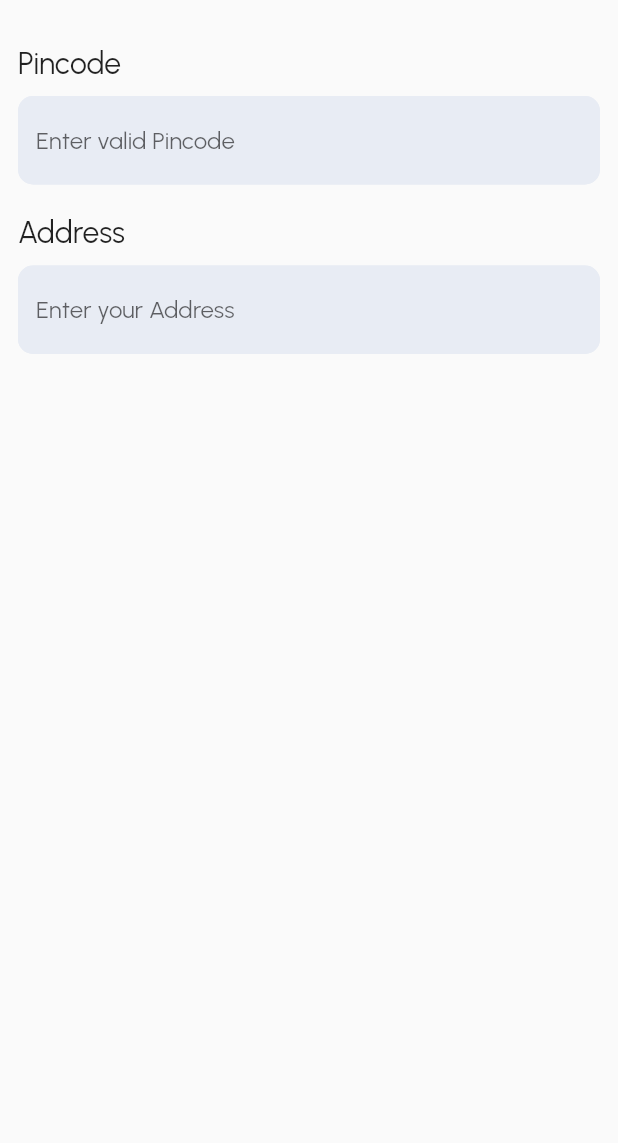
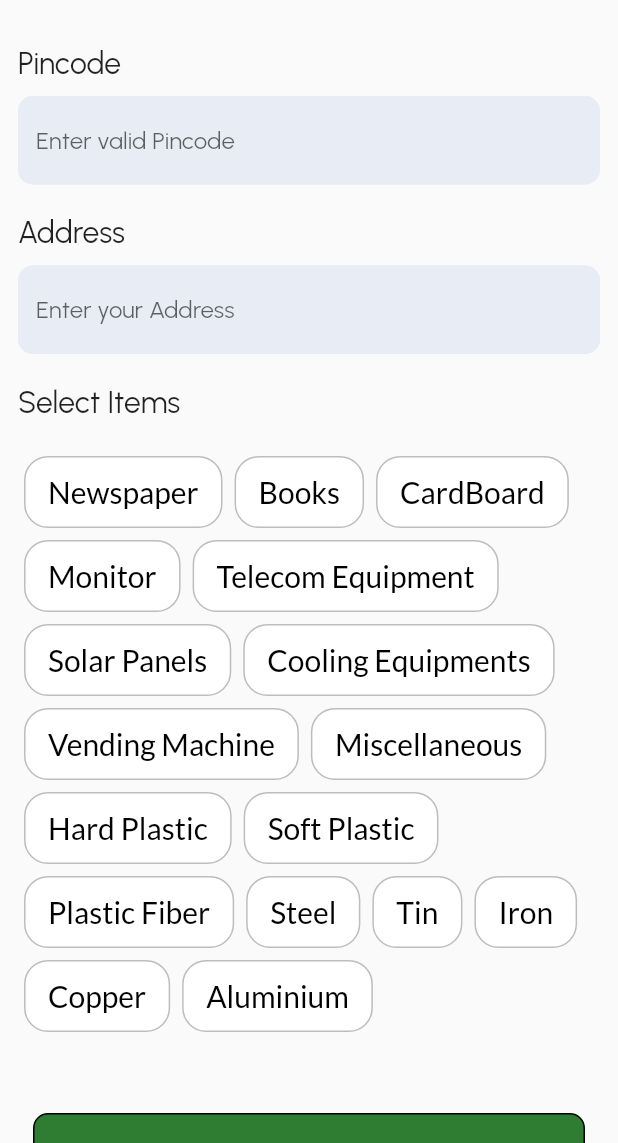
Before and after one commit to Ayan-Sharma-aks/CashTrash, a Flutter app: the PickUpRequest screen opened by its route, on a phone screen of 412 x 824 dp, the part 93-1236 px from its top. Run offline on Flutter 3.47's test engine with Material 2 defaults, Android fonts, the phone set to English and light mode, and no system bars; our stand-ins replace cloud_firestore, firebase_auth, firebase_core, google_fonts, google_sign_in, lottie; accounts and stored records are empty; network calls fail.

Commit message:
Yash's Fifth commit

```diff
--- a/lib/main.dart
+++ b/lib/main.dart
@@ -1,5 +1,6 @@
 import 'package:firebase_auth/firebase_auth.dart';
 import 'package:firebase_auth101/firebase_options.dart';
+import 'package:firebase_auth101/providers/order_provider.dart';
 import 'package:firebase_auth101/providers/signup_auth_provider.dart';
 import 'package:firebase_auth101/screens/dashboard_screens/dashboard.dart';
 import 'package:firebase_auth101/screens/dashboard_screens/pickup_req.dart';
@@ -27,6 +28,9 @@ class MyApp extends StatelessWidget {
   Widget build(BuildContext context) {
     return MultiProvider(
       providers: [
+        ChangeNotifierProvider(
+          create: (context) => OrderProvider(),
+        ),
         ChangeNotifierProvider(
           create: (context) => SignUpAuthProvider(),
         ),
--- a/lib/providers/signup_auth_provider.dart
+++ b/lib/providers/signup_auth_provider.dart
@@ -101,6 +101,7 @@ class SignUpAuthProvider with ChangeNotifier {
             'email': email.text,
             'password': password.text,
             'phone_number': phone.text,
+            'order': {},
           },
         ).then((value) {
           loading = false;
@@ -108,6 +109,8 @@ class SignUpAuthProvider with ChangeNotifier {
           Navigator.pushReplacementNamed(context, '/login-page');
         });
       } on FirebaseAuthException catch (e) {
+        loading = false;
+        notifyListeners();
         ScaffoldMessenger.of(context)
             .showSnackBar(SnackBar(content: Text(e.code)));
       }
--- a/lib/screens/dashboard_screens/pickup_req.dart
+++ b/lib/screens/dashboard_screens/pickup_req.dart
@@ -1,21 +1,44 @@
 import 'package:firebase_auth101/constant/constants.dart';
+import 'package:firebase_auth101/widgets/custom_toggle_button.dart';
 import 'package:firebase_auth101/widgets/customized_textfield.dart';
 import 'package:flutter/material.dart';
 import 'package:google_fonts/google_fonts.dart';
+import 'package:provider/provider.dart';
 
+import '../../providers/order_provider.dart';
 import '../../widgets/custom_textfield.dart';
+import '../../widgets/customized_button.dart';
 
 class PickUpRequest extends StatelessWidget {
   PickUpRequest({super.key});
 
   final TextEditingController _pincode_Controller = TextEditingController();
-  final TextEditingController _AddressLine_1_Controller =
-      TextEditingController();
-  final TextEditingController _AddressLine_2_Controller =
-      TextEditingController();
+  final TextEditingController _address_Controller = TextEditingController();
+
+  final List<String> items = [
+    'Newspaper',
+    'Books',
+    'CardBoard',
+    'Monitor',
+    'Telecom Equipment',
+    'Solar Panels',
+    'Cooling Equipments',
+    'Vending Machine',
+    'Miscellaneous',
+    'Hard Plastic',
+    'Soft Plastic',
+    'Plastic Fiber',
+    'Steel',
+    'Tin',
+    'Iron',
+    'Copper',
+    'Aluminium',
+  ];
+  final List<String> order = [];
 
   @override
   Widget build(BuildContext context) {
+    OrderProvider orderprovider = Provider.of<OrderProvider>(context);
     return SafeArea(
       child: Scaffold(
           body: SingleChildScrollView(
@@ -57,28 +80,69 @@ class PickUpRequest extends StatelessWidget {
                 ],
               ),
               const SizedBox(height: 30),
+
+              // Pincode Title
               const Text(
                 'Pincode',
                 style: TextStyle(fontSize: 20),
               ),
               const SizedBox(height: 10),
+              // Pincode Text Field
               CustomTextField(
                 myController: _pincode_Controller,
                 hintText: 'Enter valid Pincode',
                 inputType: TextInputType.number,
               ),
               const SizedBox(height: 20),
+
+              // Address Title
               const Text(
                 'Address',
                 style: TextStyle(fontSize: 20),
               ),
               const SizedBox(height: 10),
+
+              // Address Text Field
               CustomTextField(
-                myController: _pincode_Controller,
+                myController: _address_Controller,
                 hintText: 'Enter your Address',
                 inputType: TextInputType.streetAddress,
               ),
               const SizedBox(height: 20),
+
+              const Text(
+                'Select Items',
+                style: TextStyle(fontSize: 20),
+              ),
+              const SizedBox(height: 20),
+
+              Wrap(
+                children: items
+                    .map((e) => CustomToggleButton(order: order, name: e))
+                    .toList(),
+              ),
+              const SizedBox(
+                height: 40,
+              ),
+              OrderProvider.loading
+                  ? const Center(
+                      child: CircularProgressIndicator(),
+                    )
+                  : Center(
+                      child: CustomizedButton(
+                        buttonText: "Request Pickup",
+                        buttonColor: Colors.green[800],
+                        textColor: Colors.white,
+                        onPressed: () {
+                          orderprovider.addOrder(
+                            pincode: _pincode_Controller,
+                            address: _address_Controller,
+                            items: order,
+                            context: context,
+                          );
+                        },
+                      ),
+                    ),
             ],
           ),
         ),
--- /dev/null
+++ b/lib/widgets/custom_toggle_button.dart
@@ -0,0 +1,63 @@
+// ignore_for_file: public_member_api_docs, sort_constructors_first
+import 'package:flutter/material.dart';
+import 'package:google_fonts/google_fonts.dart';
+
+class CustomToggleButton extends StatefulWidget {
+  final List<String> order;
+  final String name;
+
+  const CustomToggleButton({Key? key, required this.order, required this.name})
+      : super(key: key);
+  @override
+  State<CustomToggleButton> createState() => _CustomToggleButtonState();
+}
+
+class _CustomToggleButtonState extends State<CustomToggleButton> {
+  bool selected = false;
+  @override
+  Widget build(BuildContext context) {
+    return Card(
+      elevation: !selected ? 0 : 5,
+      color: !selected ? null : Colors.green[600],
+      shape: RoundedRectangleBorder(
+        borderRadius: BorderRadius.circular(16),
+        side: !selected
+            ? const BorderSide(color: Colors.black26)
+            : BorderSide.none,
+      ),
+      child: InkWell(
+        onTap: () {
+          fillRemoveItem(widget.order, widget.name, selected);
+          setState(() {
+            selected = !selected;
+
+            print(widget.order);
+          });
+          print(selected);
+        },
+        customBorder:
+            RoundedRectangleBorder(borderRadius: BorderRadius.circular(16)),
+        splashColor: Colors.green[400],
+        child: Container(
+          padding: const EdgeInsets.symmetric(horizontal: 16, vertical: 12),
+          child: Text(
+            widget.name,
+            style: GoogleFonts.lato(
+                textStyle: TextStyle(
+              color: !selected ? Colors.black : Colors.white,
+              fontSize: 20,
+            )),
+          ),
+        ),
+      ),
+    );
+  }
+}
+
+void fillRemoveItem(List<String> order, String text, bool active) {
+  if (active && order.contains(text)) {
+    order.remove(text);
+  } else if (!active && !order.contains(text)) {
+    order.add(text);
+  }
+}
```
Also changed, not shown: lib/model/user_model.dart (+10 -6 lines), lib/providers/order_provider.dart (added, +91 -0 lines), lib/screens/dashboard_screens/homescreen.dart (+1 -18 lines), lib/screens/signup_signin/signup_screen.dart (+7 -6 lines), lib/widgets/check_pincode.dart (+3 -16 lines).
